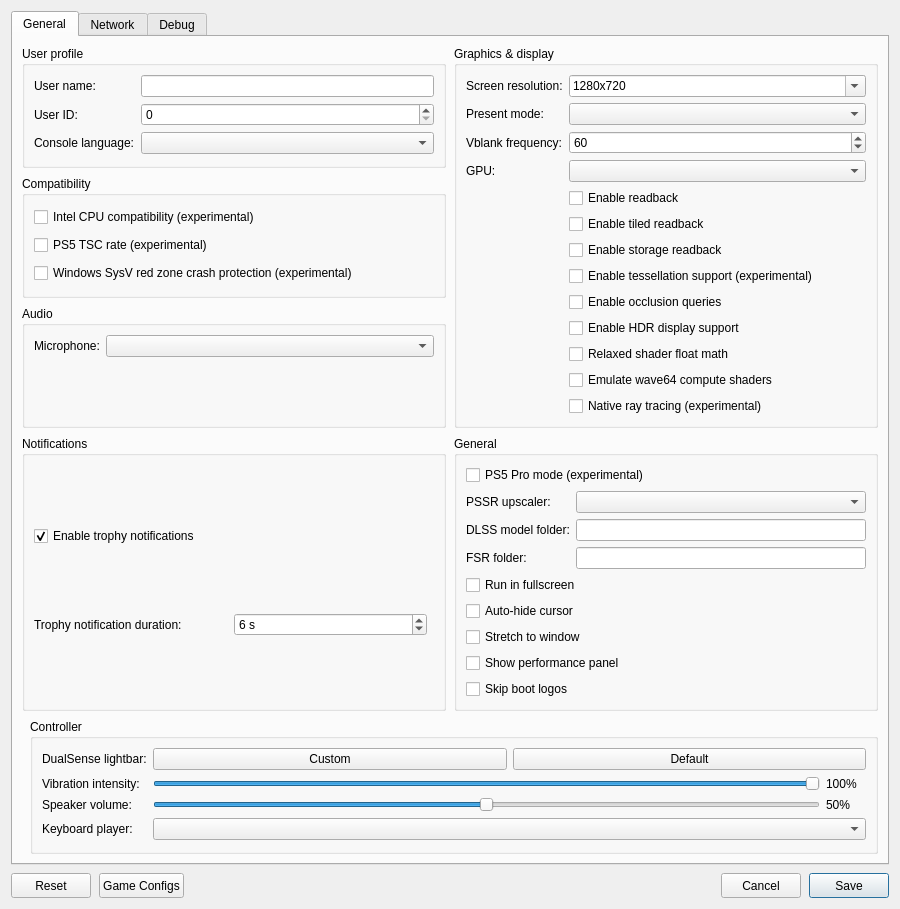
Old version of the form src/launcher/forms/configuration_edit_dialog.ui in the repository CarRamRod-963/KytyPS5.
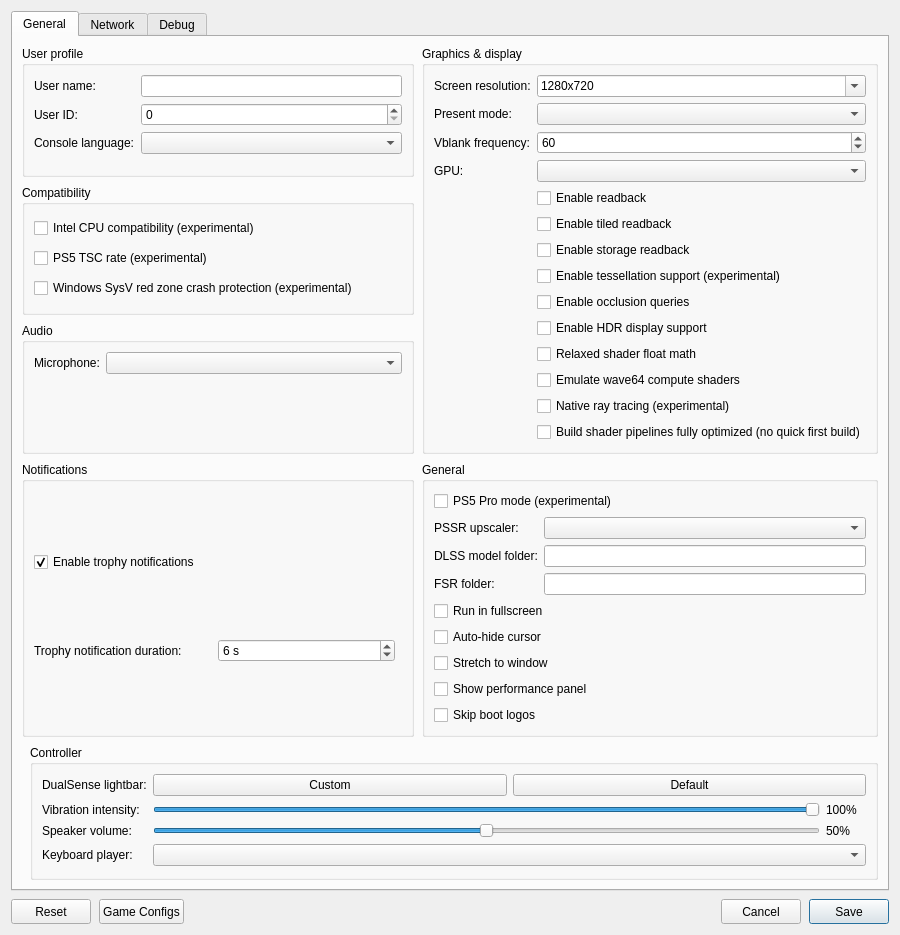
New version of the form. Custom widgets are drawn as their Qt base class.

Commit message:
launcher: add the setting to build pipelines optimized at once
A checkbox passes --no-async-pipelines to the emulator; saved as
no_async_pipelines.

Diff of the .ui file:
```diff
--- a/src/launcher/forms/configuration_edit_dialog.ui
+++ b/src/launcher/forms/configuration_edit_dialog.ui
@@ -215,6 +215,12 @@
               <property name="text"><string>Native ray tracing (experimental)</string></property>
              </widget>
             </item>
+            <item row="14" column="1">
+             <widget class="QCheckBox" name="checkBox_no_async_pipelines">
+              <property name="toolTip"><string>Build each new shader pipeline fully optimized before it is used, instead of a quick unoptimized build first. New shaders take longer to appear; can help on GPUs whose driver crashes during the quick build.</string></property>
+              <property name="text"><string>Build shader pipelines fully optimized (no quick first build)</string></property>
+             </widget>
+            </item>
            </layout>
           </widget>
          </item>
```
The commit also changes 4 other files.
